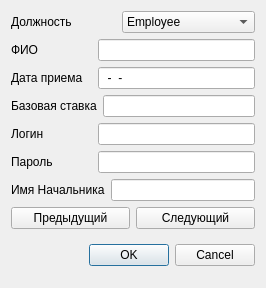
Qt form Employees/dialogaddemployee.ui (evgenysankovich/employee_system) before a commit.
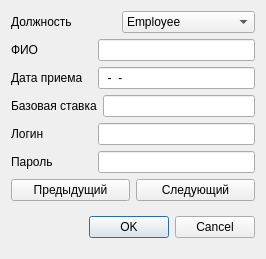
The same form after that commit. Icons and pictures are not drawn.

What changed in the file:
```diff
--- a/Employees/dialogaddemployee.ui
+++ b/Employees/dialogaddemployee.ui
@@ -7,7 +7,7 @@
     <x>0</x>
     <y>0</y>
     <width>266</width>
-    <height>288</height>
+    <height>259</height>
    </rect>
   </property>
   <property name="windowTitle">
@@ -173,30 +173,6 @@
        </item>
       </layout>
      </item>
-     <item>
-      <layout class="QHBoxLayout" name="horizontalLayout_8">
-       <item>
-        <widget class="QLabel" name="label_7">
-         <property name="minimumSize">
-          <size>
-           <width>81</width>
-           <height>0</height>
-          </size>
-         </property>
-         <property name="text">
-          <string>Имя Начальника</string>
-         </property>
-        </widget>
-       </item>
-       <item>
-        <widget class="QLineEdit" name="bossLineEdit">
-         <property name="toolTip">
-          <string>&lt;html&gt;&lt;head/&gt;&lt;body&gt;&lt;p&gt;Оставьте пустым если начальника нет или он еще не добавлен.&lt;/p&gt;&lt;/body&gt;&lt;/html&gt;</string>
-         </property>
-        </widget>
-       </item>
-      </layout>
-     </item>
     </layout>
    </item>
    <item row="1" column="0">
```
